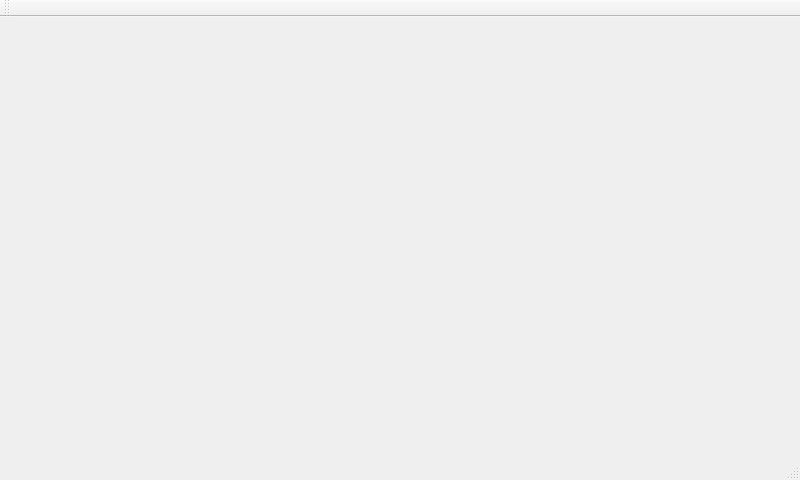
Before: the Qt Designer form Embedded/mainwindow.ui in valkovnet/hamelikon, drawn with Qt 5.
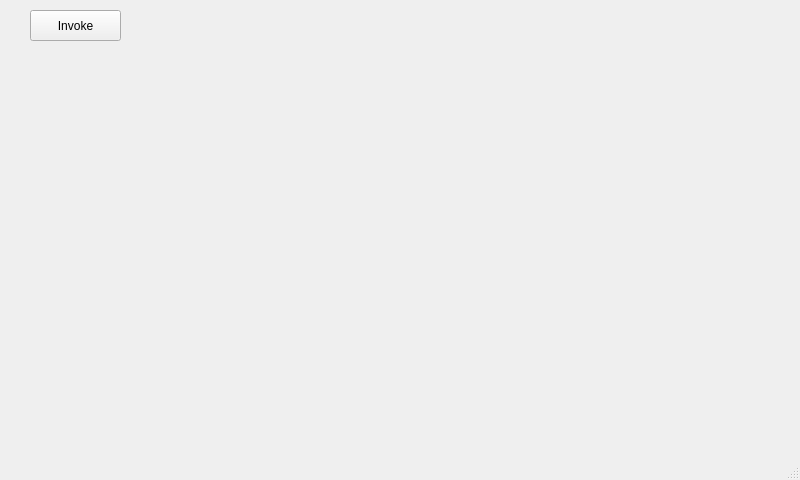
After: the same form once the commit is applied.

Diff of the .ui file:
```diff
--- a/Embedded/mainwindow.ui
+++ b/Embedded/mainwindow.ui
@@ -40,24 +40,20 @@
   <property name="autoFillBackground">
    <bool>false</bool>
   </property>
-  <widget class="QWidget" name="centralWidget"/>
-  <widget class="QMenuBar" name="menuBar">
+  <widget class="QWidget" name="centralWidget">
+   <widget class="QPushButton" name="btnInvoke">
    <property name="geometry">
     <rect>
-     <x>0</x>
-     <y>0</y>
-     <width>800</width>
-     <height>20</height>
-    </rect>
-   </property>
-  </widget>
-  <widget class="QToolBar" name="mainToolBar">
-   <attribute name="toolBarArea">
-    <enum>TopToolBarArea</enum>
-   </attribute>
-   <attribute name="toolBarBreak">
-    <bool>false</bool>
-   </attribute>
+      <x>30</x>
+      <y>10</y>
+      <width>91</width>
+      <height>31</height>
+     </rect>
+    </property>
+    <property name="text">
+     <string>Invoke</string>
+    </property>
+   </widget>
   </widget>
   <widget class="QStatusBar" name="statusBar"/>
  </widget>
```
Lines whose indentation alone changed are shown as unchanged.
